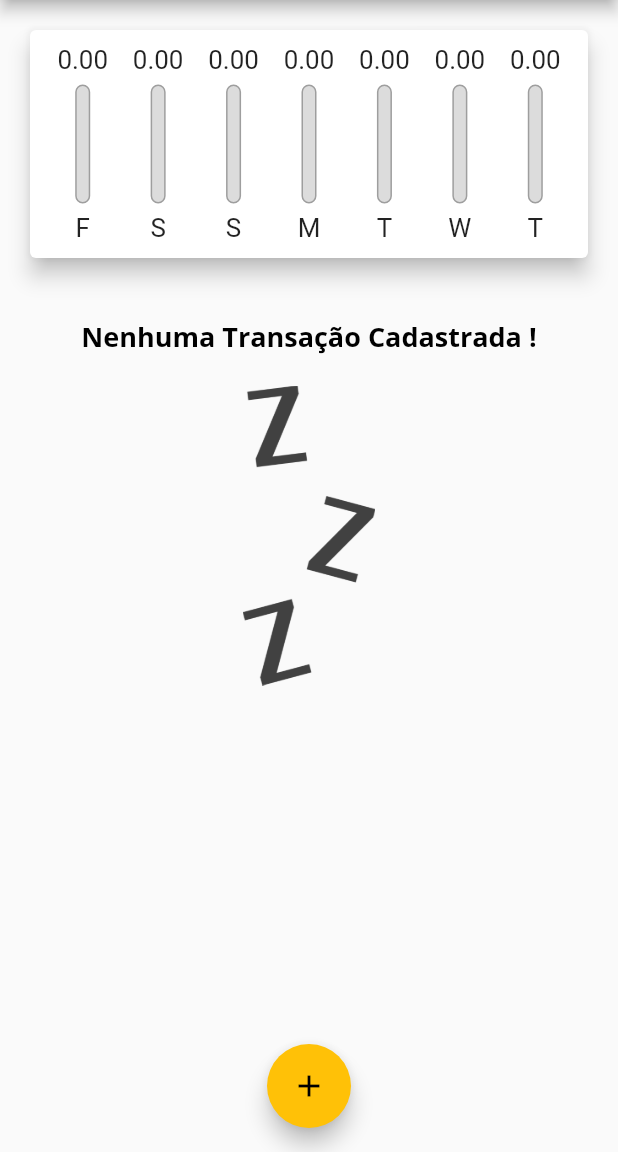
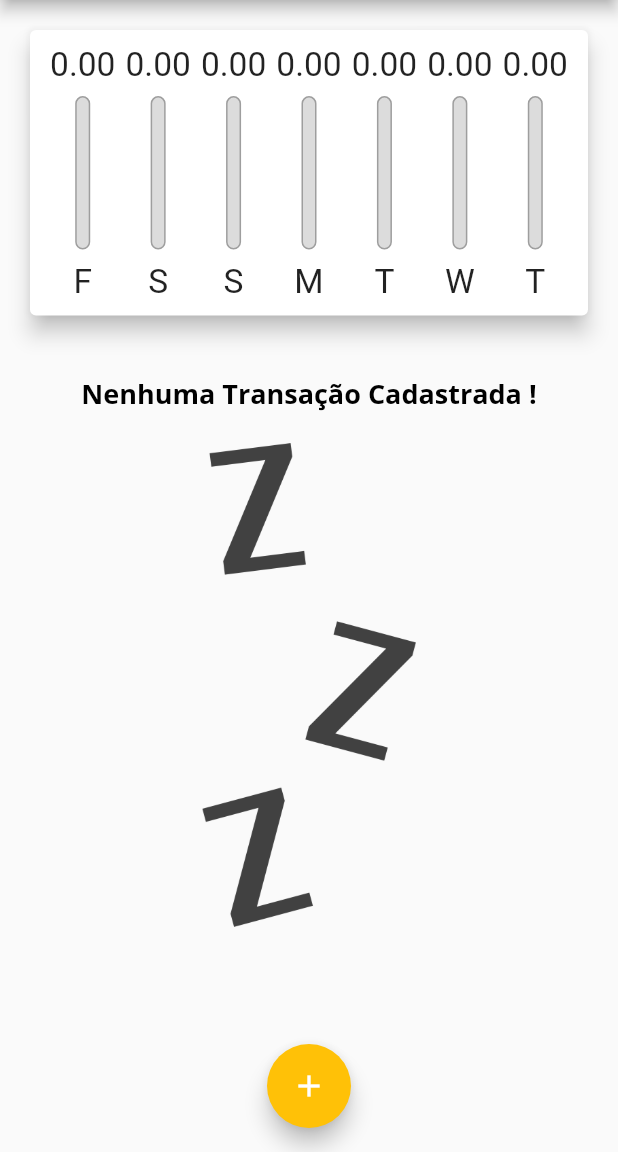
Before and after one commit to gabrielcardosocs/despesasPessoais, a Flutter app: the screen it shows after launch, on a phone screen of 412 x 824 dp, the part 84-1236 px from its top. Run offline on Flutter 3.47's test engine with Material 2 defaults, Android fonts, the phone set to English and light mode, and no system bars; missing offline and left inert: dart:ffi.

Commit message:
Inclementações

```diff
--- a/lib/components/transaction_form.dart
+++ b/lib/components/transaction_form.dart
@@ -45,10 +45,16 @@ class _TransactionFormState extends State<TransactionForm> {
 
   @override
   Widget build(BuildContext context) {
-    return Card(
+    return SingleChildScrollView(
+      child: Card(
         elevation: 5,
         child: Padding(
-        padding: EdgeInsets.all(10),
+          padding: EdgeInsets.only(
+            top: 10,
+            right: 10,
+            left: 10,
+            bottom: 10 + MediaQuery.of(context).viewInsets.bottom,
+          ),
           child: Column(
             children: <Widget>[
               TextField(
@@ -107,6 +113,7 @@ class _TransactionFormState extends State<TransactionForm> {
             ],
           ),
         ),
+      ),
     );
   }
 }
--- a/lib/components/transaction_list.dart
+++ b/lib/components/transaction_list.dart
@@ -1,4 +1,5 @@
 import 'package:flutter/material.dart';
+import 'package:flutter/rendering.dart';
 import 'package:transaction/models/transaction.dart';
 import 'package:intl/intl.dart';
 
@@ -11,7 +12,8 @@ class TransactionList extends StatelessWidget {
   @override
   Widget build(BuildContext context) {
     return transactions.isEmpty
-        ? Column(
+        ? LayoutBuilder(builder: (ctx, Constraints) {
+            return Column(
               children: <Widget>[
                 SizedBox(
                   height: 20,
@@ -24,14 +26,15 @@ class TransactionList extends StatelessWidget {
                   height: 20,
                 ),
                 Container(
-                height: 200,
+                  height: Constraints.maxHeight * 0.6,
                   child: Image.asset(
                     'assets/images/imagem.png',
                     fit: BoxFit.cover,
                   ),
                 ),
               ],
-          )
+            );
+          })
         : ListView.builder(
             itemCount: transactions.length,
             itemBuilder: (ctx, index) {
--- a/lib/main.dart
+++ b/lib/main.dart
@@ -2,8 +2,8 @@ import 'package:flutter/material.dart';
 import 'dart:math';
 import 'components/transaction_form.dart';
 import 'components/transaction_list.dart';
+import 'components/chart.dart';
 import 'models/transaction.dart';
-import 'components/chart.dart';
 
 main() => runApp(ExpensesApp());
 
@@ -27,6 +27,10 @@ class ExpensesApp extends StatelessWidget {
             fontWeight: FontWeight.bold,
             color: Colors.black,
           ),
+          button: const TextStyle(
+            color: Colors.white,
+            fontWeight: FontWeight.bold,
+          ),
         ),
         appBarTheme: const AppBarTheme(
           titleTextStyle: TextStyle(
@@ -49,11 +53,12 @@ class MyHomePage extends StatefulWidget {
 
 class _MyHomePageState extends State<MyHomePage> {
   final List<Transaction> _transactions = [];
+  bool _showChart = false;
 
-  List<Transaction> get _recentTransaction {
+  List<Transaction> get _recentTransactions {
     return _transactions.where((tr) {
       return tr.date.isAfter(DateTime.now().subtract(
-        Duration(days: 7),
+        const Duration(days: 7),
       ));
     }).toList();
   }
@@ -90,9 +95,21 @@ class _MyHomePageState extends State<MyHomePage> {
 
   @override
   Widget build(BuildContext context) {
+    bool isLandscape =
+        MediaQuery.of(context).orientation == Orientation.landscape;
+
     final appBar = AppBar(
-      title: Text('Despesas Pessoais'),
+      title: const Text('Despesas Pessoais'),
       actions: [
+        if (isLandscape)
+          IconButton(
+            icon: Icon(_showChart ? Icons.list : Icons.show_chart),
+            onPressed: () {
+              setState(() {
+                _showChart = !_showChart;
+              });
+            },
+          ),
         IconButton(
           icon: const Icon(Icons.add),
           onPressed: () => _openTransactionFormModal(context),
@@ -110,22 +127,36 @@ class _MyHomePageState extends State<MyHomePage> {
         child: Column(
           crossAxisAlignment: CrossAxisAlignment.stretch,
           children: [
-            Container(
-              height: availableHeight * 0.25,
-              child: Chart(_recentTransaction),
-            ),
-            Container(
-              height: availableHeight * 0.75,
-              child: TransactionList(_transactions, _removeTransaction),
-            ),
+            // if (isLandscape)
+            //   Row(
+            //     mainAxisAlignment: MainAxisAlignment.center,
+            //     children: [
+            //       const Text('Exibir Gráfico'),
+            //       Switch(
+            //         value: _showChart,
+            //         onChanged: (value) {
+            //           setState(() {
+            //             _showChart = value;
+            //           });
+            //         },
+            //       ),
+            //     ],
+            //   ),
+            if (_showChart || !isLandscape)
+              SizedBox(
+                height: availableHeight * (isLandscape ? 0.7 : 0.3),
+                child: Chart(_recentTransactions),
+              ),
+            if (!_showChart || !isLandscape)
+              SizedBox(
+                height: availableHeight * 0.7,
+                child: TransactionList(_transactions, _removeTransaction),
+              ),
           ],
         ),
       ),
       floatingActionButton: FloatingActionButton(
-        child: const Icon(
-          Icons.add,
-          color: Colors.black,
-        ),
+        child: const Icon(Icons.add),
         onPressed: () => _openTransactionFormModal(context),
       ),
       floatingActionButtonLocation: FloatingActionButtonLocation.centerFloat,
```
Lines whose indentation alone changed are shown as unchanged.
